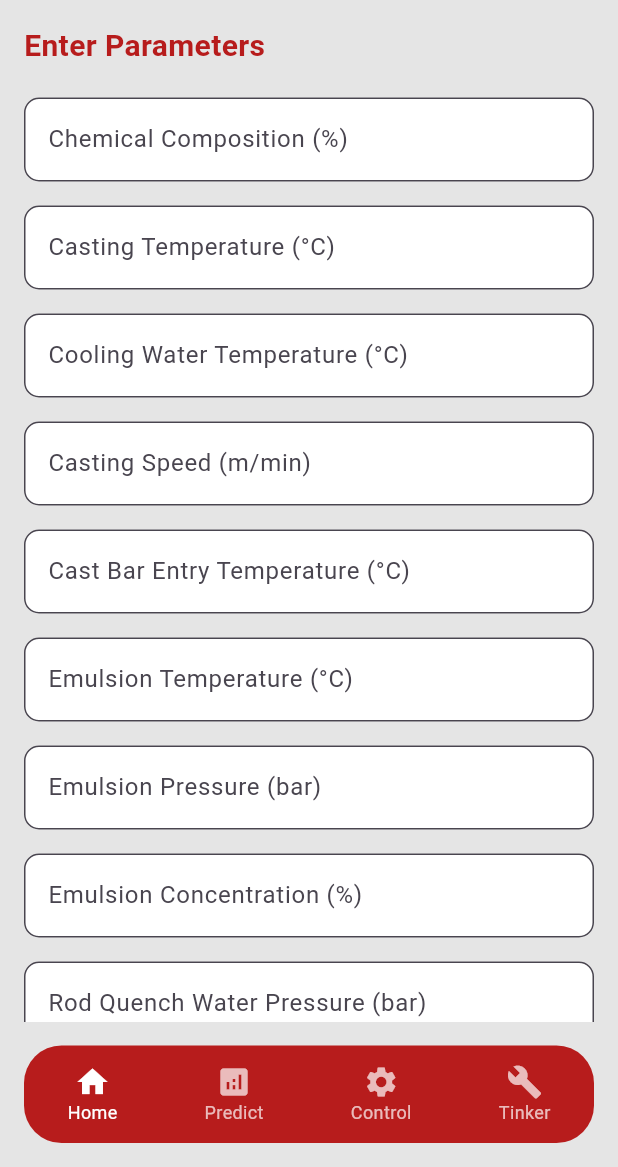
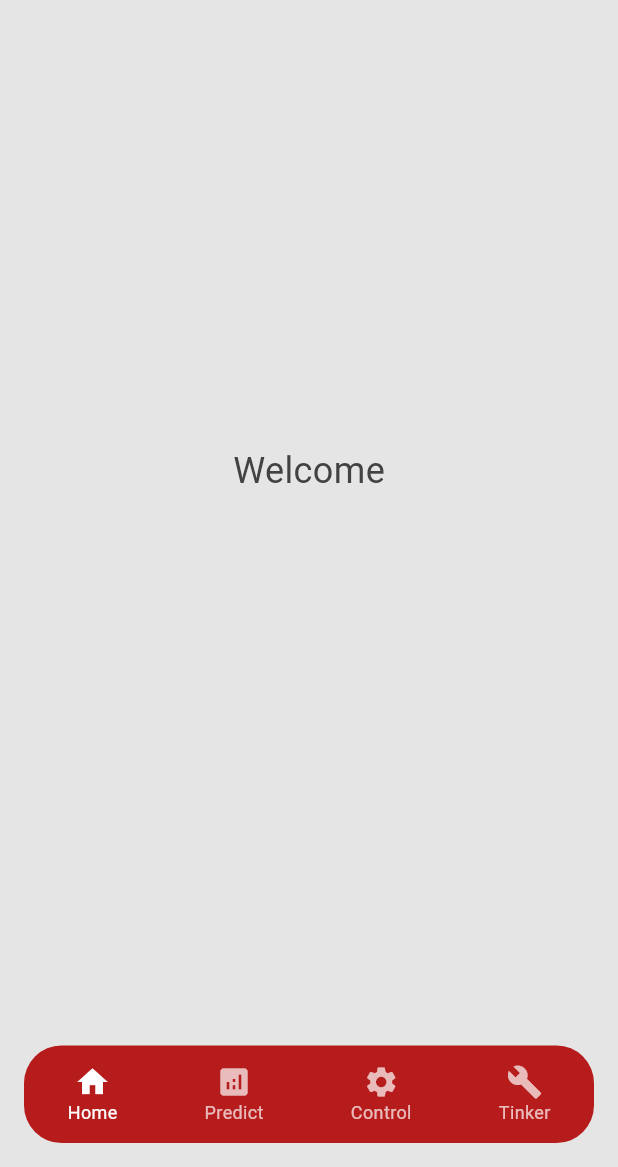
Before and after one commit to imankush10/nalco_app, a Flutter app: the HomeScreen screen opened directly, on a phone screen of 412 x 824 dp, the part 69-1236 px from its top. Run offline on Flutter 3.47's test engine with Material 3 defaults, Android fonts, the phone set to English and light mode, and no system bars; our stand-ins replace shared_preferences; missing offline and left inert: mailer; accounts and stored records are empty.

Commit message:
Added Prediction/Navigation UI

```diff
--- a/lib/views/home_screen.dart
+++ b/lib/views/home_screen.dart
@@ -1,7 +1,66 @@
 import 'package:flutter/material.dart';
-import 'results_screen.dart';
+import 'package:shared_preferences/shared_preferences.dart';
+import 'dart:convert';
+import 'predict_screen.dart';
 
-class HomeScreen extends StatelessWidget {
+class HomeScreen extends StatefulWidget {
+  @override
+  _HomeScreenState createState() => _HomeScreenState();
+}
+
+class _HomeScreenState extends State<HomeScreen> {
+  String username = '';
+  int _selectedIndex = 0;
+  bool _isNavigating = false;  // Add this flag to track actual navigation
+
+  @override
+  void initState() {
+    super.initState();
+    _loadUsername();
+  }
+
+  Future<void> _loadUsername() async {
+    final prefs = await SharedPreferences.getInstance();
+    final employeeId = prefs.getString('employeeId') ?? '';
+    final users = prefs.getStringList('users') ?? [];
+
+    for (String userStr in users) {
+      final user = jsonDecode(userStr);
+      if (user['employeeId'] == employeeId) {
+        setState(() {
+          username = user['email'].split('@')[0];
+        });
+        break;
+      }
+    }
+  }
+
+  void _onItemTapped(int index) {
+    setState(() {
+      _selectedIndex = index;
+    });
+
+    // Add a small delay to show the highlight before navigation
+    if (index == 1) {
+      _isNavigating = true;
+      Future.delayed(Duration(milliseconds: 150), () {
+        if (!mounted) return;
+        Navigator.push(
+          context,
+          MaterialPageRoute(builder: (context) => PredictScreen()),
+        ).then((_) {
+          if (!mounted) return;
+          setState(() {
+            _selectedIndex = 0;
+            _isNavigating = false;
+          });
+        });
+      });
+    }
+    // For Control and Tinker, we'll just show the highlight
+    // Later you can add navigation logic similar to Predict
+  }
+
   @override
   Widget build(BuildContext context) {
     return Scaffold(
@@ -42,53 +101,26 @@ class HomeScreen extends StatelessWidget {
                 ],
               ),
             ),
-            // Input Fields
+            // Welcome Message
             Expanded(
-              child: SingleChildScrollView(
-                padding: EdgeInsets.all(16),
+              child: Center(
                 child: Column(
-                  crossAxisAlignment: CrossAxisAlignment.start,
+                  mainAxisAlignment: MainAxisAlignment.center,
                   children: [
                     Text(
-                      'Enter Parameters',
+                      'Welcome',
                       style: TextStyle(
-                        fontSize: 20,
+                        fontSize: 24,
+                        color: Colors.grey[800],
+                      ),
+                    ),
+                    SizedBox(height: 8),
+                    Text(
+                      username,
+                      style: TextStyle(
+                        fontSize: 32,
                         fontWeight: FontWeight.bold,
                         color: Color(0xFFB71C1C),
-                      ),
-                    ),
-                    SizedBox(height: 20),
-                    _buildInputField('Chemical Composition (%)'),
-                    _buildInputField('Casting Temperature (°C)'),
-                    _buildInputField('Cooling Water Temperature (°C)'),
-                    _buildInputField('Casting Speed (m/min)'),
-                    _buildInputField('Cast Bar Entry Temperature (°C)'),
-                    _buildInputField('Emulsion Temperature (°C)'),
-                    _buildInputField('Emulsion Pressure (bar)'),
-                    _buildInputField('Emulsion Concentration (%)'),
-                    _buildInputField('Rod Quench Water Pressure (bar)'),
-                    SizedBox(height: 20),
-                    Center(
-                      child: ElevatedButton(
-                        onPressed: () {
-                          Navigator.push(
-                            context,
-                            MaterialPageRoute(
-                              builder: (context) => ResultsScreen(),
-                            ),
-                          );
-                        },
-                        style: ElevatedButton.styleFrom(
-                          backgroundColor: Color(0xFFB71C1C),
-                          padding: EdgeInsets.symmetric(horizontal: 40, vertical: 15),
-                          shape: RoundedRectangleBorder(
-                            borderRadius: BorderRadius.circular(30),
-                          ),
-                        ),
-                        child: Text(
-                          'Predict',
-                          style: TextStyle(fontSize: 18),
-                        ),
                       ),
                     ),
                   ],
@@ -107,10 +139,10 @@ class HomeScreen extends StatelessWidget {
                 child: Row(
                   mainAxisAlignment: MainAxisAlignment.spaceAround,
                   children: [
-                    _buildNavItem('Home', Icons.home, true),
-                    _buildNavItem('Predict', Icons.analytics, false),
-                    _buildNavItem('Control', Icons.settings, false),
-                    _buildNavItem('Tinker', Icons.build, false),
+                    _buildNavItem('Home', Icons.home, _selectedIndex == 0),
+                    _buildNavItem('Predict', Icons.analytics, _selectedIndex == 1),
+                    _buildNavItem('Control', Icons.settings, _selectedIndex == 2),
+                    _buildNavItem('Tinker', Icons.build, _selectedIndex == 3),
                   ],
                 ),
               ),
@@ -121,25 +153,10 @@ class HomeScreen extends StatelessWidget {
     );
   }
 
-  Widget _buildInputField(String label) {
-    return Padding(
-      padding: EdgeInsets.only(bottom: 16),
-      child: TextField(
-        decoration: InputDecoration(
-          labelText: label,
-          border: OutlineInputBorder(
-            borderRadius: BorderRadius.circular(10),
-          ),
-          filled: true,
-          fillColor: Colors.white,
-        ),
-        keyboardType: TextInputType.number,
-      ),
-    );
-  }
-
   Widget _buildNavItem(String label, IconData icon, bool isSelected) {
-    return Column(
+    return GestureDetector(
+      onTap: () => _onItemTapped(['Home', 'Predict', 'Control', 'Tinker'].indexOf(label)),
+      child: Column(
         mainAxisSize: MainAxisSize.min,
         children: [
           Icon(
@@ -154,6 +171,7 @@ class HomeScreen extends StatelessWidget {
             ),
           ),
         ],
+      ),
     );
   }
 }
```
Also changed, not shown: lib/views/predict_screen.dart (added, +155 -0 lines). Lines whose indentation alone changed are shown as unchanged.
